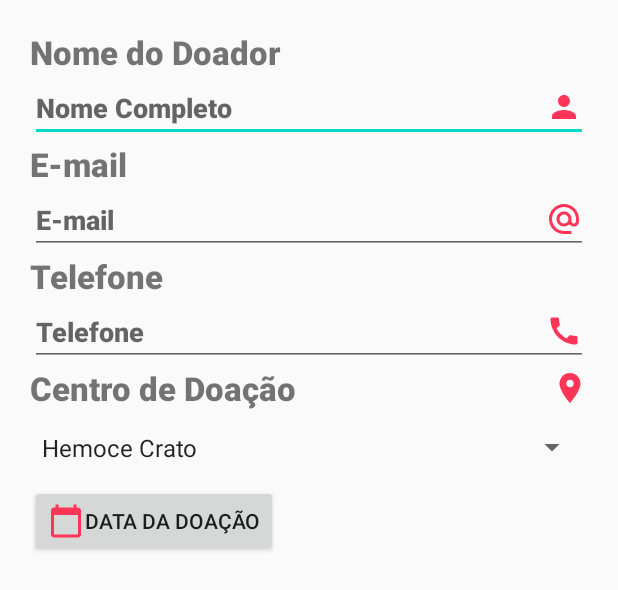
After one commit to romesdev/doe-vida-app, an Android app: the layout cadastro_doacao.xml on its own in the app's theme, with its tools: preview values and no code run, on a phone screen of 412 x 824 dp. The commit adds this screen. Shown: the top 590 px of the screen. Run offline under Robolectric (Android 15) with nearby library versions, the light colour scheme and no system bars.

Commit message:
tela cadastro

```diff
--- /dev/null
+++ b/DoeVida/app/src/main/res/drawable/ic_baseline_alternate_email_24.xml
@@ -0,0 +1,5 @@
+<vector android:height="24dp" android:tint="#FF3558"
+    android:viewportHeight="24" android:viewportWidth="24"
+    android:width="24dp" xmlns:android="http://schemas.android.com/apk/res/android">
+    <path android:fillColor="@android:color/white" android:pathData="M12,2C6.48,2 2,6.48 2,12s4.48,10 10,10h5v-2h-5c-4.34,0 -8,-3.66 -8,-8s3.66,-8 8,-8 8,3.66 8,8v1.43c0,0.79 -0.71,1.57 -1.5,1.57s-1.5,-0.78 -1.5,-1.57L17,12c0,-2.76 -2.24,-5 -5,-5s-5,2.24 -5,5 2.24,5 5,5c1.38,0 2.64,-0.56 3.54,-1.47 0.65,0.89 1.77,1.47 2.96,1.47 1.97,0 3.5,-1.6 3.5,-3.57L22,12c0,-5.52 -4.48,-10 -10,-10zM12,15c-1.66,0 -3,-1.34 -3,-3s1.34,-3 3,-3 3,1.34 3,3 -1.34,3 -3,3z"/>
+</vector>
--- /dev/null
+++ b/DoeVida/app/src/main/res/drawable/ic_baseline_calendar_today_24.xml
@@ -0,0 +1,5 @@
+<vector android:height="24dp" android:tint="#FF3558"
+    android:viewportHeight="24" android:viewportWidth="24"
+    android:width="24dp" xmlns:android="http://schemas.android.com/apk/res/android">
+    <path android:fillColor="@android:color/white" android:pathData="M20,3h-1L19,1h-2v2L7,3L7,1L5,1v2L4,3c-1.1,0 -2,0.9 -2,2v16c0,1.1 0.9,2 2,2h16c1.1,0 2,-0.9 2,-2L22,5c0,-1.1 -0.9,-2 -2,-2zM20,21L4,21L4,8h16v13z"/>
+</vector>
--- /dev/null
+++ b/DoeVida/app/src/main/res/drawable/ic_baseline_call_24.xml
@@ -0,0 +1,5 @@
+<vector android:height="24dp" android:tint="#FF3558"
+    android:viewportHeight="24" android:viewportWidth="24"
+    android:width="24dp" xmlns:android="http://schemas.android.com/apk/res/android">
+    <path android:fillColor="@android:color/white" android:pathData="M20.01,15.38c-1.23,0 -2.42,-0.2 -3.53,-0.56 -0.35,-0.12 -0.74,-0.03 -1.01,0.24l-1.57,1.97c-2.83,-1.35 -5.48,-3.9 -6.89,-6.83l1.95,-1.66c0.27,-0.28 0.35,-0.67 0.24,-1.02 -0.37,-1.11 -0.56,-2.3 -0.56,-3.53 0,-0.54 -0.45,-0.99 -0.99,-0.99H4.19C3.65,3 3,3.24 3,3.99 3,13.28 10.73,21 20.01,21c0.71,0 0.99,-0.63 0.99,-1.18v-3.45c0,-0.54 -0.45,-0.99 -0.99,-0.99z"/>
+</vector>
--- /dev/null
+++ b/DoeVida/app/src/main/res/drawable/ic_baseline_check_circle_24.xml
@@ -0,0 +1,5 @@
+<vector android:height="24dp" android:tint="#FFFFFF"
+    android:viewportHeight="24" android:viewportWidth="24"
+    android:width="24dp" xmlns:android="http://schemas.android.com/apk/res/android">
+    <path android:fillColor="@android:color/white" android:pathData="M12,2C6.48,2 2,6.48 2,12s4.48,10 10,10 10,-4.48 10,-10S17.52,2 12,2zM10,17l-5,-5 1.41,-1.41L10,14.17l7.59,-7.59L19,8l-9,9z"/>
+</vector>
--- /dev/null
+++ b/DoeVida/app/src/main/res/drawable/ic_baseline_person_24.xml
@@ -0,0 +1,5 @@
+<vector android:height="24dp" android:tint="@color/colorPrimary"
+    android:viewportHeight="24" android:viewportWidth="24"
+    android:width="24dp" xmlns:android="http://schemas.android.com/apk/res/android">
+    <path android:fillColor="@android:color/white" android:pathData="M12,12c2.21,0 4,-1.79 4,-4s-1.79,-4 -4,-4 -4,1.79 -4,4 1.79,4 4,4zM12,14c-2.67,0 -8,1.34 -8,4v2h16v-2c0,-2.66 -5.33,-4 -8,-4z"/>
+</vector>
--- /dev/null
+++ b/DoeVida/app/src/main/res/layout/cadastro_doacao.xml
@@ -0,0 +1,125 @@
+<?xml version="1.0" encoding="utf-8"?>
+<LinearLayout
+    xmlns:android="http://schemas.android.com/apk/res/android" android:layout_width="match_parent"
+    android:layout_height="match_parent"
+    android:orientation="vertical"
+    android:padding="20dp">
+
+    <TextView
+        android:id="@+id/nome_doador"
+        android:layout_height="wrap_content"
+        android:layout_width="match_parent"
+        android:text="@string/nomeDoador"
+        android:textSize="22dp"
+        android:layout_gravity="center"
+        android:fontFamily="sans-serif-black"
+       >
+
+    </TextView>
+
+
+    <EditText
+        android:id="@+id/edit_nome"
+        android:layout_width="match_parent"
+        android:layout_height="wrap_content"
+        android:hint="@string/nome_do_doador"
+        android:fontFamily="sans-serif-black"
+        android:gravity="start"
+        android:layout_gravity="start"
+        android:drawableRight="@drawable/ic_baseline_person_24">
+
+    </EditText>
+
+    <TextView
+        android:id="@+id/email"
+        android:layout_height="wrap_content"
+        android:layout_width="wrap_content"
+        android:text="@string/e_mail"
+        android:textSize="22dp"
+        android:fontFamily="sans-serif-black">
+
+    >
+
+    </TextView>
+
+
+    <EditText
+        android:id="@+id/edit_email"
+        android:layout_width="match_parent"
+        android:layout_height="wrap_content"
+        android:hint="@string/e_mail"
+        android:fontFamily="sans-serif-black"
+        android:gravity="start"
+        android:drawableRight="@drawable/ic_baseline_alternate_email_24">
+    </EditText>
+
+    <TextView
+        android:id="@+id/telefone"
+        android:layout_height="wrap_content"
+        android:layout_width="wrap_content"
+        android:text="@string/telefone"
+        android:textSize="22dp"
+        android:fontFamily="sans-serif-black"
+        >
+
+    </TextView>
+
+
+    <EditText
+        android:id="@+id/edit_telefone"
+        android:layout_width="match_parent"
+        android:layout_height="wrap_content"
+        android:hint="@string/telefone"
+        android:fontFamily="sans-serif-black"
+        android:layout_gravity="start"
+        android:drawableRight="@drawable/ic_baseline_call_24">
+    </EditText>
+    <TextView
+        android:id="@+id/centro"
+        android:layout_height="wrap_content"
+        android:layout_width="match_parent"
+        android:text="@string/centro_de_doa_o"
+        android:textSize="22dp"
+        android:fontFamily="sans-serif-black"
+        android:drawableRight="@drawable/ic_baseline_location_on_24"
+        >
+
+    </TextView>
+
+    <Spinner
+        android:id="@+id/centros"
+        android:layout_width="match_parent"
+        android:layout_height="50dp"
+        android:entries="@array/centros_itens">
+    </Spinner>
+
+    <LinearLayout
+        android:layout_height="wrap_content"
+        android:layout_width="match_parent"
+        android:orientation="horizontal">
+
+        <Button
+            android:id="@+id/data_calendar"
+            android:layout_width="wrap_content"
+            android:layout_height="wrap_content"
+            android:drawableLeft="@drawable/ic_baseline_calendar_today_24"
+            android:text="@string/data_da_doa_o">
+        </Button>
+
+        <TextView
+            android:id="@+id/data_doacao"
+            android:layout_below="@id/data_calendar"
+            android:layout_height="match_parent"
+            android:layout_width="match_parent"
+            android:layout_gravity="center_horizontal"
+            android:textAlignment="center"
+            android:fontFamily="sans-serif-black"
+            android:textSize="20sp">
+
+        </TextView>
+
+    </LinearLayout>
+
+
+
+</LinearLayout>
--- a/DoeVida/app/src/main/res/layout/fragment_doar.xml
+++ b/DoeVida/app/src/main/res/layout/fragment_doar.xml
@@ -1,9 +1,16 @@
 <?xml version="1.0" encoding="utf-8"?>
-<RelativeLayout xmlns:android="http://schemas.android.com/apk/res/android"
-    android:layout_width="match_parent" android:layout_height="match_parent">
+<LinearLayout xmlns:android="http://schemas.android.com/apk/res/android"
+    xmlns:app="http://schemas.android.com/apk/res-auto"
+    xmlns:tools="http://schemas.android.com/tools"
+    android:layout_width="match_parent" android:layout_height="match_parent"
+    android:orientation="vertical">
 
     <androidx.recyclerview.widget.RecyclerView
         android:id="@+id/lista_doacoes"
         android:layout_width="match_parent"
-        android:layout_height="match_parent" />
-</RelativeLayout>
+        android:layout_height="match_parent">
+
+    </androidx.recyclerview.widget.RecyclerView>
+
+
+</LinearLayout>
--- /dev/null
+++ b/DoeVida/app/src/main/res/menu/cadastro_sangue.xml
@@ -0,0 +1,15 @@
+<?xml version="1.0" encoding="utf-8"?>
+<menu xmlns:android="http://schemas.android.com/apk/res/android"
+    xmlns:app="http://schemas.android.com/apk/res-auto">
+    <item
+        android:id="@+id/confirm"
+        android:icon="@drawable/ic_baseline_check_circle_24"
+        android:title="okay"
+        app:showAsAction="always">
+
+    </item>
+
+
+
+
+</menu>
--- a/DoeVida/app/src/main/res/values/strings.xml
+++ b/DoeVida/app/src/main/res/values/strings.xml
@@ -5,4 +5,20 @@
     <string name="info">Info</string>
     <string name="amigos">Amigos</string>
     <string name="local">Onde?</string>
+    <string name="nomeDoador"> Nome do Doador </string>
+    <string name="nome_do_doador"> Nome Completo </string>
+    <string name="e_mail"> E-mail </string>
+    <string name="telefone"> Telefone </string>
+    <string name="centro_de_doa_o"> Centro de Doação </string>
+    <string name="data_da_doa_o">Data da Doação</string>
+
+
+    <string-array name="centros_itens">
+        <item> Hemoce Crato</item>
+        <item> Hemoce Fortaleza  </item>
+        <item> Hemoce Iguatu </item>
+        <item>Hemoce Juazeiro do Norte</item>
+        <item> Hemoce Quixadá </item>
+        <item> Hemoce Sobral </item>
+    </string-array>
 </resources>
```
